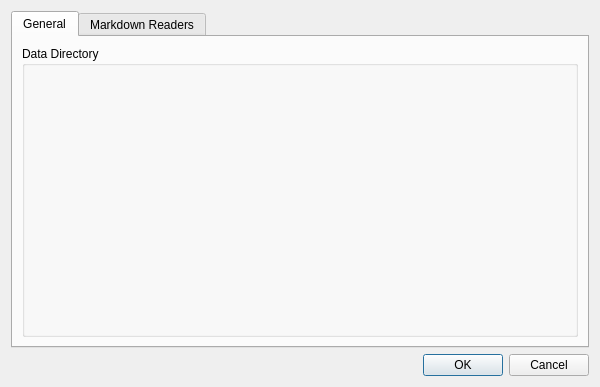
The window that src/settingsdialog.ui (SZinedine/DeepTags) describes before a commit, drawn with Qt 5.
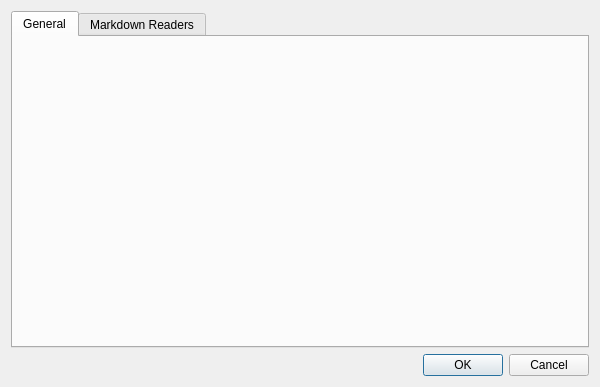
The same window after the commit. Custom widgets are drawn as their Qt base class.

Commit message: fixed the issue with the reloading of the data directory when changed in SettingsDialog

What changed in the file:
```diff
--- a/src/settingsdialog.ui
+++ b/src/settingsdialog.ui
@@ -34,12 +34,6 @@
       </attribute>
       <layout class="QVBoxLayout" name="verticalLayout_2">
        <item>
-        <widget class="QGroupBox" name="groupBox">
-         <property name="title">
-          <string>Data Directory</string>
-         </property>
-         <layout class="QVBoxLayout" name="verticalLayout_3">
-          <item>
            <widget class="DataDirWidget" name="dataDirWidget" native="true"/>
           </item>
           <item>
@@ -57,9 +51,6 @@
           </item>
          </layout>
         </widget>
-       </item>
-      </layout>
-     </widget>
      <widget class="ExternalReadersListSettingsWidget" name="mdReaders">
       <attribute name="title">
        <string>Markdown Readers</string>
```
Left out of the diff: 16 changed lines with no effect on the pictures. Lines whose indentation alone changed are shown as unchanged. The commit also changes 10 other files.
